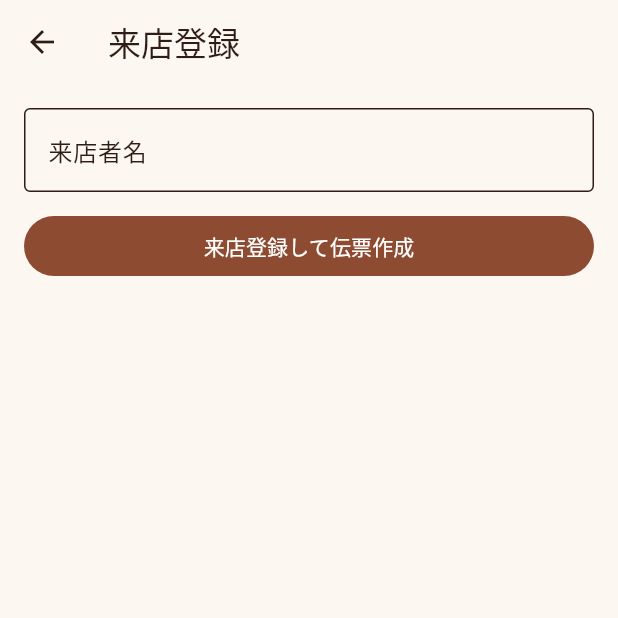
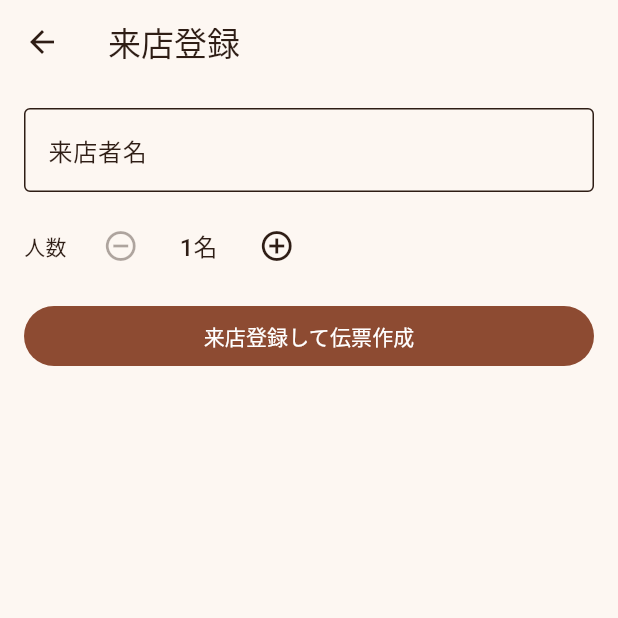
Before and after one commit to ideal-tomy/ace-app, a Flutter app: the VisitRegisterPage screen opened by its route, on a phone screen of 412 x 824 dp, the top half of it. Run offline on Flutter 3.47's test engine with Material 3 defaults, Android fonts, the phone set to English and light mode, and no system bars; our stand-ins replace cloud_firestore, firebase_auth, firebase_core; missing offline and left inert: firebase_app_check; accounts and stored records are empty.

Commit message:
来店人数、会計が合計額に計算されるロジック追加

```diff
--- a/lib/data/repositories/check_repository.dart
+++ b/lib/data/repositories/check_repository.dart
@@ -78,11 +78,13 @@ class CheckRepository {
   Future<void> createOpenCheck({
     required String customerName,
     required BusinessMode billingMode,
+    required int peopleCount,
   }) async {
     final customerId = _uuid.v4();
     await _checks.add({
       'customerId': customerId,
       'customerNameSnapshot': customerName.trim(),
+      'peopleCount': peopleCount,
       'billingMode': billingMode.firestoreValue,
       'status': 'open',
       'subtotalTaxIncluded': 0,
--- a/lib/features/checkout/checkout_page.dart
+++ b/lib/features/checkout/checkout_page.dart
@@ -414,7 +414,10 @@ class _TotalCard extends StatelessWidget {
                     Text('内税10%: ${currency.format(summary.taxAmount)}'),
                 if (isNormal) ...[
                   Text('通常飲料: ${currency.format(breakdown.mainDrinksTotal)}'),
-                  Text('時間料金: ${currency.format(timeCharge)}'),
+                      Text(
+                        '時間料金: ${currency.format(timeCharge)} '
+                        '(${currency.format(breakdown.timeChargePerPerson)} × ${breakdown.peopleCount}名)',
+                      ),
                   Text('別会計: ${currency.format(separate)}'),
                 ],
                 if (isPaid) const Text('※会計確定済み（固定金額）'),
--- a/lib/features/visit/visit_register_page.dart
+++ b/lib/features/visit/visit_register_page.dart
@@ -17,6 +17,7 @@ class _VisitRegisterPageState extends State<VisitRegisterPage> {
   final _controller = TextEditingController();
   final _customerRepository = CustomerRepository();
   final _checkRepository = CheckRepository();
+  int _peopleCount = 1;
   bool _saving = false;
 
   @override
@@ -39,6 +40,7 @@ class _VisitRegisterPageState extends State<VisitRegisterPage> {
       await _checkRepository.createOpenCheck(
         customerName: name,
         billingMode: BusinessModeState.notifier.value,
+        peopleCount: _peopleCount,
       );
       if (mounted) {
         Navigator.pop(context, name);
@@ -90,6 +92,33 @@ class _VisitRegisterPageState extends State<VisitRegisterPage> {
                 },
               ),
               const SizedBox(height: 12),
+              Row(
+                children: [
+                  const Text('人数'),
+                  const SizedBox(width: 12),
+                  IconButton(
+                    onPressed: _saving || _peopleCount <= 1
+                        ? null
+                        : () => setState(() => _peopleCount--),
+                    icon: const Icon(Icons.remove_circle_outline),
+                  ),
+                  SizedBox(
+                    width: 56,
+                    child: Text(
+                      '$_peopleCount名',
+                      textAlign: TextAlign.center,
+                      style: Theme.of(context).textTheme.titleMedium,
+                    ),
+                  ),
+                  IconButton(
+                    onPressed: _saving
+                        ? null
+                        : () => setState(() => _peopleCount++),
+                    icon: const Icon(Icons.add_circle_outline),
+                  ),
+                ],
+              ),
+              const SizedBox(height: 12),
               SizedBox(
                 width: double.infinity,
                 child: FilledButton(
--- a/lib/models/check_summary.dart
+++ b/lib/models/check_summary.dart
@@ -7,6 +7,7 @@ class CheckSummary {
     required this.id,
     required this.customerId,
     required this.customerNameSnapshot,
+    required this.peopleCount,
     required this.billingMode,
     required this.status,
     required this.totalTaxIncluded,
@@ -20,6 +21,7 @@ class CheckSummary {
   final String id;
   final String customerId;
   final String customerNameSnapshot;
+  final int peopleCount;
   final BusinessMode billingMode;
   final String status;
   final int totalTaxIncluded;
@@ -36,6 +38,7 @@ class CheckSummary {
       id: id,
       customerId: map['customerId'] as String? ?? '',
       customerNameSnapshot: map['customerNameSnapshot'] as String? ?? '',
+      peopleCount: (map['peopleCount'] as num?)?.toInt() ?? 1,
       billingMode: businessModeFromFirestore(map['billingMode'] as String?),
       status: map['status'] as String? ?? 'open',
       totalTaxIncluded: (map['totalTaxIncluded'] as num?)?.toInt() ?? 0,
```
Also changed, not shown: lib/core/billing_rules.dart (+9 -1 lines), 1 other file.
